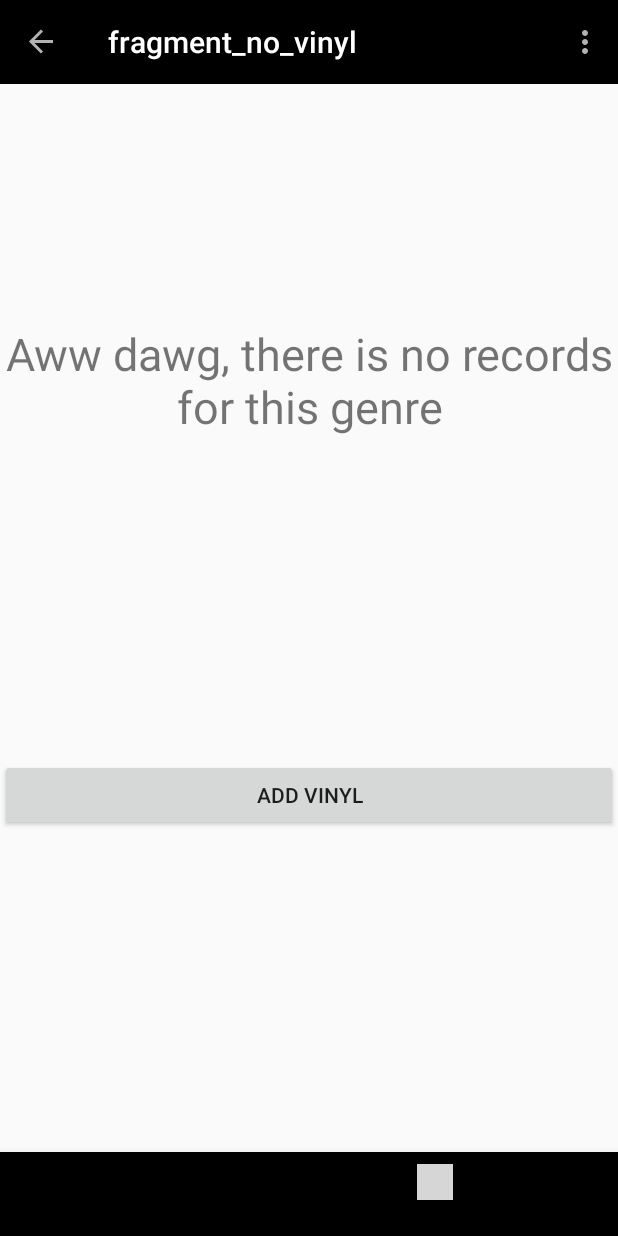
After one commit to ciaranRoche/kang, an Android app: the NoVinylFragment screen opened through its navigation route, on a phone screen of 412 x 824 dp. The commit adds this screen. Run offline under Robolectric (Android 15) with nearby library versions, the phone set to English and light mode, and no system bars; our stand-ins replace navigation-ui; libraries missing offline, so code that uses them is left out: org.jetbrains.anko; 1 statement that could not run was skipped; grey boxes are pictures that could not be loaded.

Commit message:
add no vinyl handler

```diff
--- a/app/src/main/java/org/ciaranroche/kang/fragments/HomeFragment.kt
+++ b/app/src/main/java/org/ciaranroche/kang/fragments/HomeFragment.kt
@@ -1,9 +1,12 @@
 package org.ciaranroche.kang.fragments
 
 import android.os.Bundle
+import android.util.Log
 
 import android.view.*
+import android.widget.Button
 import androidx.fragment.app.Fragment
+import androidx.navigation.findNavController
 import androidx.viewpager.widget.ViewPager
 import com.nshmura.recyclertablayout.RecyclerTabLayout
 import org.ciaranroche.kang.R
@@ -16,6 +19,7 @@ class HomeFragment : Fragment(){
     lateinit var viewPager: ViewPager
     lateinit var pagerAdapter: VinylPagerAdapter
     lateinit var recyclerTabLayout: RecyclerTabLayout
+    lateinit var mveBtn: Button
     lateinit var app : MainApp
 
     override fun onCreateView(
@@ -25,9 +29,19 @@ class HomeFragment : Fragment(){
     ): View? {
         setHasOptionsMenu(true)
 
-        val view = inflater.inflate(R.layout.fragment_vinyl_list, container, false)
+        val view : View
 
         app = this.context!!.applicationContext as MainApp
+
+        if(app.vinylsList.size == 0){
+            view = inflater.inflate(R.layout.fragment_no_vinyl, container, false)
+            mveBtn = view.findViewById(R.id.move_button)
+
+            mveBtn.setOnClickListener { view ->
+                view.findNavController().navigate(R.id.action_vinylProfileFragment_to_add_vinyl)
+            }
+        } else {
+            view = inflater.inflate(R.layout.fragment_vinyl_list, container, false)
 
             viewPager = view.findViewById(R.id.viewPager)
             pagerAdapter = VinylPagerAdapter(fragmentManager!!, app.vinylsList)
@@ -37,6 +51,7 @@ class HomeFragment : Fragment(){
 
             recyclerTabLayout = view.findViewById(R.id.recyclerTabLayout)
             recyclerTabLayout.setUpWithViewPager(viewPager)
+        }
 
         return view
     }
--- /dev/null
+++ b/app/src/main/java/org/ciaranroche/kang/fragments/NoVinylFragment.kt
@@ -0,0 +1,29 @@
+package org.ciaranroche.kang.fragments
+
+import android.os.Bundle
+import android.util.Log
+import androidx.fragment.app.Fragment
+import android.view.LayoutInflater
+import android.view.View
+import android.view.ViewGroup
+import android.widget.Button
+import androidx.navigation.findNavController
+import org.ciaranroche.kang.R
+
+class NoVinylFragment : Fragment() {
+    lateinit var mveBtn: Button
+
+    override fun onCreateView(
+        inflater: LayoutInflater, container: ViewGroup?,
+        savedInstanceState: Bundle?
+    ): View? {
+        val view = inflater.inflate(R.layout.fragment_no_vinyl, container, false)
+        mveBtn = view.findViewById(R.id.move_button)
+
+        mveBtn.setOnClickListener { view ->
+            view.findNavController().navigate(R.id.action_noVinylFragment_to_add_vinyl)
+        }
+        return view
+    }
+
+}
--- /dev/null
+++ b/app/src/main/res/layout/fragment_no_vinyl.xml
@@ -0,0 +1,32 @@
+<?xml version="1.0" encoding="utf-8"?>
+<androidx.constraintlayout.widget.ConstraintLayout
+xmlns:android="http://schemas.android.com/apk/res/android"
+xmlns:app="http://schemas.android.com/apk/res-auto"
+xmlns:tools="http://schemas.android.com/tools"
+android:layout_width="match_parent"
+android:layout_height="match_parent"
+tools:context=".fragments.NoVinylFragment"
+android:id="@+id/frameLayout2">
+
+<TextView
+        android:id="@+id/text"
+        android:layout_width="match_parent"
+        android:layout_height="wrap_content"
+        android:text="@string/norecord"
+        android:textAlignment="center"
+        android:textSize="30sp"
+        app:layout_constraintBottom_toBottomOf="parent"
+        app:layout_constraintEnd_toEndOf="parent"
+        app:layout_constraintHorizontal_bias="0.0"
+        app:layout_constraintStart_toStartOf="parent"
+        app:layout_constraintTop_toTopOf="parent"
+        app:layout_constraintVertical_bias="0.25"/>
+
+<Button
+        android:id="@+id/move_button"
+        android:layout_width="match_parent"
+        android:layout_height="wrap_content"
+        android:text="@string/add_vinyl"
+        app:layout_constraintBottom_toBottomOf="parent"
+        app:layout_constraintTop_toBottomOf="@+id/text" />
+</androidx.constraintlayout.widget.ConstraintLayout>
--- a/app/src/main/res/navigation/mobile_navigation.xml
+++ b/app/src/main/res/navigation/mobile_navigation.xml
@@ -31,7 +31,14 @@
                 app:popExitAnim="@anim/slide_out_right"/>
         <action
                 android:id="@+id/action_vinylProfileFragment_to_vinylMoreFragment"
-                app:destination="@id/vinylMoreFragment"/>
+                app:destination="@id/vinylMoreFragment"
+                app:enterAnim="@anim/slide_in_right"
+                app:exitAnim="@anim/slide_out_left"
+                app:popEnterAnim="@anim/slide_in_left"
+                app:popExitAnim="@anim/slide_out_right"/>
+        <action
+                android:id="@+id/action_vinylProfileFragment_to_noVinylFragment"
+                app:destination="@id/noVinylFragment"/>
     </fragment>
 
     <fragment
@@ -45,7 +52,11 @@
                 android:defaultValue="1"/>
         <action
                 android:id="@+id/action_add_vinyl_to_thankYouFragment"
-                app:destination="@id/thankYouFragment"/>
+                app:destination="@id/thankYouFragment"
+                app:enterAnim="@anim/slide_in_right"
+                app:exitAnim="@anim/slide_out_left"
+                app:popEnterAnim="@anim/slide_in_left"
+                app:popExitAnim="@anim/slide_out_right"/>
 
     </fragment>
 
@@ -75,7 +86,11 @@
             tools:layout="@layout/fragment_thank_you">
         <action
                 android:id="@+id/action_thankYouFragment_to_vinylProfileFragment"
-                app:destination="@id/vinylProfileFragment"/>
+                app:destination="@id/vinylProfileFragment"
+                app:enterAnim="@anim/slide_in_right"
+                app:exitAnim="@anim/slide_out_left"
+                app:popEnterAnim="@anim/slide_in_left"
+                app:popExitAnim="@anim/slide_out_right"/>
     </fragment>
     <fragment
             android:id="@+id/vinylMoreFragment"
@@ -84,6 +99,23 @@
             tools:layout="@layout/fragment_vinyl_more">
         <action
                 android:id="@+id/action_vinylMoreFragment_to_thankYouFragment"
-                app:destination="@id/thankYouFragment"/>
+                app:destination="@id/thankYouFragment"
+                app:enterAnim="@anim/slide_in_right"
+                app:exitAnim="@anim/slide_out_left"
+                app:popEnterAnim="@anim/slide_in_left"
+                app:popExitAnim="@anim/slide_out_right"/>
+    </fragment>
+    <fragment
+            android:id="@+id/noVinylFragment"
+            android:name="org.ciaranroche.kang.fragments.NoVinylFragment"
+            android:label="fragment_no_vinyl"
+            tools:layout="@layout/fragment_no_vinyl">
+        <action
+                android:id="@+id/action_noVinylFragment_to_add_vinyl"
+                app:destination="@id/add_vinyl"
+                app:enterAnim="@anim/slide_in_right"
+                app:exitAnim="@anim/slide_out_left"
+                app:popEnterAnim="@anim/slide_in_left"
+                app:popExitAnim="@anim/slide_out_right"/>
     </fragment>
 </navigation>
--- a/app/src/main/res/values/strings.xml
+++ b/app/src/main/res/values/strings.xml
@@ -30,6 +30,7 @@
     <string name="send_deep_link_notification_button">Send deep link notification</string>
     <string name="welcome">Welcome to a Mobile Kang DataBase</string>
     <string name="thankyou">Thank you for your Contribution</string>
+    <string name="norecord">Aww dawg, there is no records for this genre</string>
 
     <!-- TODO: Remove or change this placeholder text -->
     <string name="hello_blank_fragment">Hello blank fragment</string>
```
Lines whose indentation alone changed are shown as unchanged.
